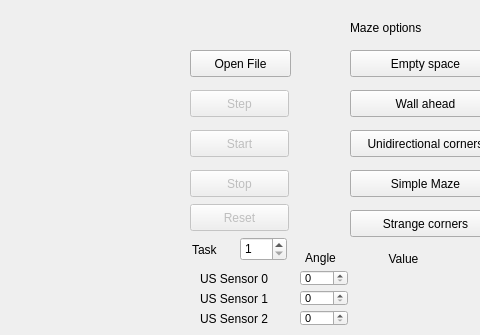
Above: simulatorCode/BaESimulator/simulatorwindow.ui from MrHug/Arduino-Simulator before the change; both pictures show x 560 to 1040 and y 0 to 335 of the 1128 by 695 pixel window. Below: the same form after it.
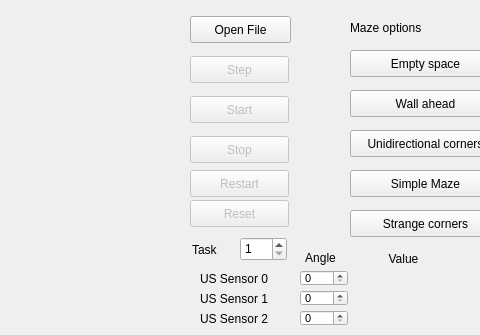
That is the form after the change.

Diff of the .ui file:
```diff
--- a/simulatorCode/BaESimulator/simulatorwindow.ui
+++ b/simulatorCode/BaESimulator/simulatorwindow.ui
@@ -21,7 +21,7 @@
     <property name="geometry">
      <rect>
       <x>750</x>
-      <y>130</y>
+      <y>96</y>
       <width>99</width>
       <height>27</height>
      </rect>
@@ -37,7 +37,7 @@
     <property name="geometry">
      <rect>
       <x>750</x>
-      <y>170</y>
+      <y>136</y>
       <width>99</width>
       <height>27</height>
      </rect>
@@ -53,7 +53,7 @@
     <property name="geometry">
      <rect>
       <x>750</x>
-      <y>90</y>
+      <y>56</y>
       <width>99</width>
       <height>27</height>
      </rect>
@@ -521,7 +521,7 @@
     <property name="geometry">
      <rect>
       <x>750</x>
-      <y>50</y>
+      <y>16</y>
       <width>101</width>
       <height>27</height>
      </rect>
@@ -673,6 +673,22 @@
      <string>Angles are defined clockwise from the front of the robot</string>
     </property>
    </widget>
+   <widget class="QPushButton" name="BtnSoftReset">
+    <property name="enabled">
+     <bool>false</bool>
+    </property>
+    <property name="geometry">
+     <rect>
+      <x>750</x>
+      <y>170</y>
+      <width>99</width>
+      <height>27</height>
+     </rect>
+    </property>
+    <property name="text">
+     <string>Restart</string>
+    </property>
+   </widget>
    <widget class="QPushButton" name="BtnReset">
     <property name="enabled">
      <bool>false</bool>
@@ -680,7 +696,7 @@
     <property name="geometry">
      <rect>
       <x>750</x>
-      <y>204</y>
+      <y>200</y>
       <width>99</width>
       <height>27</height>
      </rect>
```
